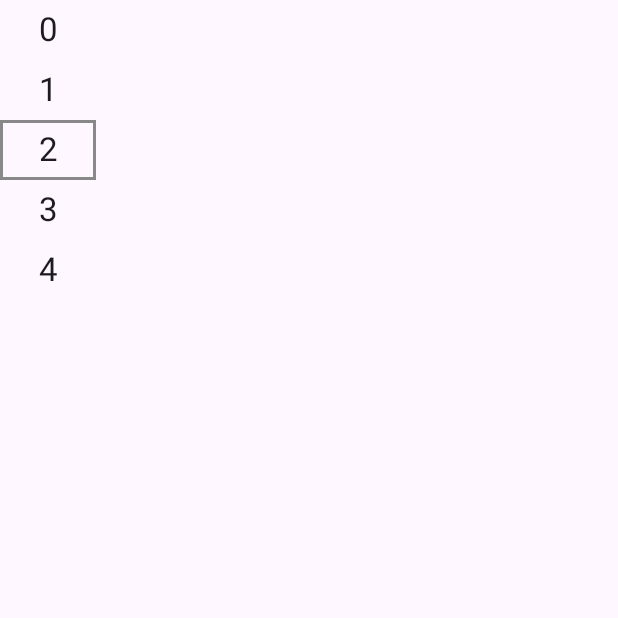
After one commit to Ri4ik/Semestralka_VAMZ_CODE_BREAKER, an Android app built with Jetpack Compose: the composable NumberPicker called with empty values, on a phone screen of 412 x 824 dp, the top half of it. The commit adds this screen. Run offline under Robolectric (Android 15) with nearby library versions, the phone set to English and light mode, and no system bars.

Commit message:
optimalizácia codu + background + zmena dropdown menu na number picker

```diff
--- /dev/null
+++ b/app/src/main/java/com/example/semestralka_vamz/ui/components/NumberPicker.kt
@@ -0,0 +1,83 @@
+package com.example.semestralka_vamz.ui.components
+
+import androidx.compose.foundation.border
+import androidx.compose.foundation.gestures.snapping.rememberSnapFlingBehavior
+import androidx.compose.foundation.layout.*
+import androidx.compose.foundation.lazy.LazyColumn
+import androidx.compose.foundation.lazy.itemsIndexed
+import androidx.compose.foundation.lazy.rememberLazyListState
+import androidx.compose.material3.MaterialTheme
+import androidx.compose.material3.Text
+import androidx.compose.runtime.*
+import androidx.compose.ui.Alignment
+import androidx.compose.ui.Modifier
+import androidx.compose.ui.graphics.Color
+import androidx.compose.ui.platform.LocalDensity
+import androidx.compose.ui.unit.dp
+import kotlin.math.roundToInt
+
+@Composable
+fun NumberPicker(
+    selected: Int,
+    onSelect: (Int) -> Unit,
+    range: IntRange = 0..9
+) {
+    val visibleItemsCount = 5
+    val centerItemOffset = visibleItemsCount / 2
+    val itemHeight = 40.dp
+    val itemHeightPx = with(LocalDensity.current) { itemHeight.toPx() }
+
+    val repeatedList = remember {
+        val values = range.toList()
+        List(1000) { values[it % values.size] }
+    }
+
+    val initialIndex = 500 + selected
+    val listState = rememberLazyListState(initialFirstVisibleItemIndex = initialIndex)
+
+    val currentIndex by remember {
+        derivedStateOf {
+            val exactIndex = listState.firstVisibleItemIndex +
+                    centerItemOffset + (listState.firstVisibleItemScrollOffset / itemHeightPx).roundToInt()
+            repeatedList[exactIndex % repeatedList.size]
+        }
+    }
+
+    LaunchedEffect(currentIndex) {
+        onSelect(currentIndex)
+    }
+
+    Box(
+        modifier = Modifier
+            .height(itemHeight * visibleItemsCount)
+            .width(64.dp),
+        contentAlignment = Alignment.Center
+    ) {
+        Box(
+            modifier = Modifier
+                .height(itemHeight)
+                .fillMaxWidth()
+                .border(2.dp, Color.Gray)
+        )
+
+        LazyColumn(
+            state = listState,
+            flingBehavior = rememberSnapFlingBehavior(lazyListState = listState),
+            horizontalAlignment = Alignment.CenterHorizontally,
+            modifier = Modifier.fillMaxSize()
+        ) {
+            itemsIndexed(repeatedList) { _, number ->
+                Box(
+                    modifier = Modifier
+                        .height(itemHeight),
+                    contentAlignment = Alignment.Center
+                ) {
+                    Text(
+                        text = number.toString(),
+                        style = MaterialTheme.typography.titleLarge
+                    )
+                }
+            }
+        }
+    }
+}
--- a/app/src/main/res/values/strings.xml
+++ b/app/src/main/res/values/strings.xml
@@ -47,7 +47,7 @@
     <string name="result_win_end">Congratulations, you won!</string>
     <string name="result_loss_end">Defeat</string>
     <string name="result_loss_daylly">You failed the daily challenge</string>
-
+    <string name="test_notification">Test Notification</string>
 
 
 </resources>
```
Also changed, not shown: app/src/main/java/com/example/semestralka_vamz/navigation/NavHost.kt (+8 -2 lines), app/src/main/java/com/example/semestralka_vamz/notification/NotificationHelper.kt (+4 -41 lines), app/src/main/java/com/example/semestralka_vamz/ui/components/DropdownMenuGuess.kt (deleted, +0 -42 lines), app/src/main/java/com/example/semestralka_vamz/ui/screens/GameScreen.kt (+45 -10 lines), app/src/main/java/com/example/semestralka_vamz/ui/screens/MainMenuScreen.kt (+13 -3 lines), app/src/main/java/com/example/semestralka_vamz/viewmodel/GameViewModel.kt (+2 -8 lines), 3 other files.
